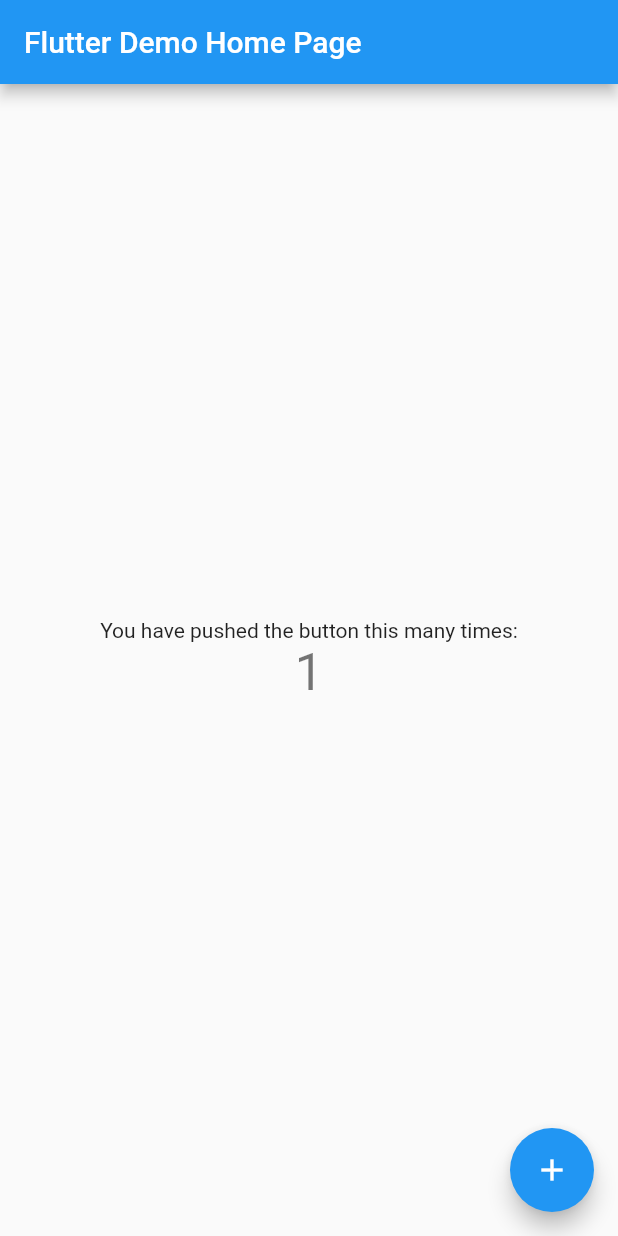
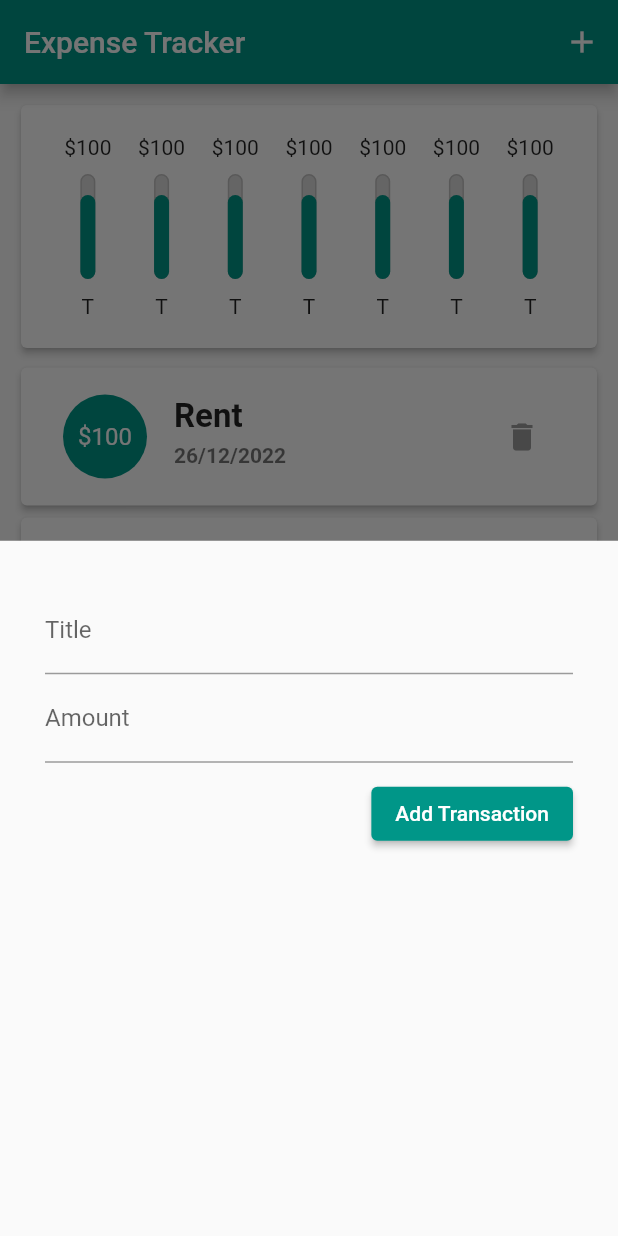
Before and after one commit to agnelrdx/flutter_apps, a Flutter app: the screen it shows after launch, after a tap on the "add" icon, on a phone screen of 412 x 824 dp. Run offline on Flutter 3.47's test engine with Material 2 defaults, Android fonts, the phone set to English and light mode, and no system bars.

Commit message:
expense tracker wip

```diff
--- a/expense_app/lib/main.dart
+++ b/expense_app/lib/main.dart
@@ -1,115 +1,85 @@
 import 'package:flutter/material.dart';
 
+import 'widgets/weekly_expenses.dart';
+import 'widgets/expenses.dart';
+import 'widgets/add_expense.dart';
+
 void main() {
-  runApp(const MyApp());
+  runApp(const ExpenseApp());
 }
 
-class MyApp extends StatelessWidget {
-  const MyApp({super.key});
+class ExpenseApp extends StatelessWidget {
+  const ExpenseApp({super.key});
 
-  // This widget is the root of your application.
   @override
   Widget build(BuildContext context) {
     return MaterialApp(
-      title: 'Flutter Demo',
+      title: 'Expense Tracker',
       theme: ThemeData(
-        // This is the theme of your application.
-        //
-        // Try running your application with "flutter run". You'll see the
-        // application has a blue toolbar. Then, without quitting the app, try
-        // changing the primarySwatch below to Colors.green and then invoke
-        // "hot reload" (press "r" in the console where you ran "flutter run",
-        // or simply save your changes to "hot reload" in a Flutter IDE).
-        // Notice that the counter didn't reset back to zero; the application
-        // is not restarted.
-        primarySwatch: Colors.blue,
+        primaryColor: Colors.teal,
+        appBarTheme: const AppBarTheme(
+          backgroundColor: Colors.teal,
+        ),
       ),
-      home: const MyHomePage(title: 'Flutter Demo Home Page'),
+      home: const ExpenseAppPage(),
     );
   }
 }
 
-class MyHomePage extends StatefulWidget {
-  const MyHomePage({super.key, required this.title});
+class ExpenseAppPage extends StatelessWidget {
+  const ExpenseAppPage({super.key});
 
-  // This widget is the home page of your application. It is stateful, meaning
-  // that it has a State object (defined below) that contains fields that affect
-  // how it looks.
-
-  // This class is the configuration for the state. It holds the values (in this
-  // case the title) provided by the parent (in this case the App widget) and
-  // used by the build method of the State. Fields in a Widget subclass are
-  // always marked "final".
-
-  final String title;
-
-  @override
-  State<MyHomePage> createState() => _MyHomePageState();
-}
-
-class _MyHomePageState extends State<MyHomePage> {
-  int _counter = 0;
-
-  void _incrementCounter() {
-    setState(() {
-      // This call to setState tells the Flutter framework that something has
-      // changed in this State, which causes it to rerun the build method below
-      // so that the display can reflect the updated values. If we changed
-      // _counter without calling setState(), then the build method would not be
-      // called again, and so nothing would appear to happen.
-      _counter++;
-    });
+  Future<void> _addExpense(BuildContext ctx) async {
+    await showModalBottomSheet(
+      context: ctx,
+      builder: (_) {
+        return GestureDetector(
+          onTap: () {},
+          behavior: HitTestBehavior.opaque,
+          child: const AddExpense(),
+        );
+      },
+    );
   }
 
   @override
   Widget build(BuildContext context) {
-    // This method is rerun every time setState is called, for instance as done
-    // by the _incrementCounter method above.
-    //
-    // The Flutter framework has been optimized to make rerunning build methods
-    // fast, so that you can just rebuild anything that needs updating rather
-    // than having to individually change instances of widgets.
+    final mediaQuery = MediaQuery.of(context);
+
     return Scaffold(
       appBar: AppBar(
-        // Here we take the value from the MyHomePage object that was created by
-        // the App.build method, and use it to set our appbar title.
-        title: Text(widget.title),
+        title: const Text('Expense Tracker'),
+        actions: [
+          IconButton(
+            icon: const Icon(Icons.add),
+            onPressed: () => _addExpense(context),
+          ),
+        ],
       ),
-      body: Center(
-        // Center is a layout widget. It takes a single child and positions it
-        // in the middle of the parent.
+      body: Padding(
+        padding: const EdgeInsets.all(10),
         child: Column(
-          // Column is also a layout widget. It takes a list of children and
-          // arranges them vertically. By default, it sizes itself to fit its
-          // children horizontally, and tries to be as tall as its parent.
-          //
-          // Invoke "debug painting" (press "p" in the console, choose the
-          // "Toggle Debug Paint" action from the Flutter Inspector in Android
-          // Studio, or the "Toggle Debug Paint" command in Visual Studio Code)
-          // to see the wireframe for each widget.
-          //
-          // Column has various properties to control how it sizes itself and
-          // how it positions its children. Here we use mainAxisAlignment to
-          // center the children vertically; the main axis here is the vertical
-          // axis because Columns are vertical (the cross axis would be
-          // horizontal).
-          mainAxisAlignment: MainAxisAlignment.center,
-          children: <Widget>[
-            const Text(
-              'You have pushed the button this many times:',
+          children: [
+            const Card(
+              elevation: 2,
+              child: WeeklyExpenses(),
             ),
-            Text(
-              '$_counter',
-              style: Theme.of(context).textTheme.headline4,
+            const SizedBox(
+              height: 5,
             ),
+            SizedBox(
+              height: (mediaQuery.size.height - mediaQuery.padding.top) * 0.7,
+              child: const Expenses(),
+            )
           ],
         ),
       ),
+      floatingActionButtonLocation: FloatingActionButtonLocation.endFloat,
       floatingActionButton: FloatingActionButton(
-        onPressed: _incrementCounter,
-        tooltip: 'Increment',
+        backgroundColor: Theme.of(context).primaryColor,
+        onPressed: () => _addExpense(context),
         child: const Icon(Icons.add),
-      ), // This trailing comma makes auto-formatting nicer for build methods.
+      ),
     );
   }
 }
--- /dev/null
+++ b/expense_app/lib/widgets/add_expense.dart
@@ -0,0 +1,47 @@
+import 'package:flutter/material.dart';
+
+class AddExpense extends StatefulWidget {
+  const AddExpense({super.key});
+
+  @override
+  State<StatefulWidget> createState() => _AddExpenseState();
+}
+
+class _AddExpenseState extends State<AddExpense> {
+  final _titleController = TextEditingController();
+  final _amountController = TextEditingController();
+
+  @override
+  Widget build(BuildContext context) {
+    return Padding(
+      padding: const EdgeInsets.all(30),
+      child: Column(
+        crossAxisAlignment: CrossAxisAlignment.end,
+        children: [
+          TextField(
+            decoration: const InputDecoration(labelText: 'Title'),
+            controller: _titleController,
+            onSubmitted: (_) => {},
+          ),
+          TextField(
+            decoration: const InputDecoration(labelText: 'Amount'),
+            controller: _amountController,
+            keyboardType: TextInputType.number,
+            onSubmitted: (_) => {},
+            // onChanged: (val) => amountInput = val,
+          ),
+          const SizedBox(
+            height: 10,
+          ),
+          ElevatedButton(
+            onPressed: () => {},
+            style: ElevatedButton.styleFrom(
+              backgroundColor: Theme.of(context).primaryColor,
+            ),
+            child: const Text('Add Transaction'),
+          ),
+        ],
+      ),
+    );
+  }
+}
--- /dev/null
+++ b/expense_app/lib/widgets/chart_bar.dart
@@ -0,0 +1,54 @@
+import 'package:flutter/material.dart';
+
+class ChartBar extends StatelessWidget {
+  const ChartBar({super.key});
+
+  @override
+  Widget build(BuildContext context) {
+    return Flexible(
+      fit: FlexFit.tight,
+      child: Column(
+        children: [
+          const FittedBox(
+            child: Text('\$100'),
+          ),
+          const SizedBox(
+            height: 10,
+          ),
+          SizedBox(
+            width: 10,
+            height: 70,
+            child: Stack(
+              alignment: Alignment.bottomCenter,
+              children: [
+                Container(
+                  decoration: BoxDecoration(
+                    border: Border.all(
+                      color: const Color.fromARGB(255, 195, 194, 194),
+                      width: 1.0,
+                    ),
+                    color: const Color.fromRGBO(220, 220, 220, 1),
+                    borderRadius: BorderRadius.circular(10),
+                  ),
+                ),
+                FractionallySizedBox(
+                  heightFactor: 0.8,
+                  child: Container(
+                    decoration: BoxDecoration(
+                      color: Theme.of(context).primaryColor,
+                      borderRadius: BorderRadius.circular(10),
+                    ),
+                  ),
+                ),
+              ],
+            ),
+          ),
+          const SizedBox(
+            height: 10,
+          ),
+          const Text('T'),
+        ],
+      ),
+    );
+  }
+}
--- /dev/null
+++ b/expense_app/lib/widgets/expenses.dart
@@ -0,0 +1,57 @@
+import 'package:flutter/material.dart';
+
+class Expenses extends StatelessWidget {
+  const Expenses({super.key});
+
+  @override
+  Widget build(BuildContext context) {
+    return ListView.builder(
+      itemBuilder: (ctx, index) {
+        return Card(
+          elevation: 2,
+          child: Padding(
+            padding: const EdgeInsets.all(10),
+            child: ListTile(
+              leading: CircleAvatar(
+                backgroundColor: Theme.of(context).primaryColor,
+                radius: 30,
+                child: const Padding(
+                  padding: EdgeInsets.all(3),
+                  child: FittedBox(
+                    child: Text(
+                      '\$100',
+                      style: TextStyle(
+                        color: Colors.white,
+                      ),
+                    ),
+                  ),
+                ),
+              ),
+              title: const Padding(
+                padding: EdgeInsets.only(bottom: 5),
+                child: Text(
+                  'Rent',
+                  style: TextStyle(
+                    fontSize: 22,
+                    fontWeight: FontWeight.w600,
+                  ),
+                ),
+              ),
+              subtitle: const Text('26/12/2022',
+                  style: TextStyle(
+                    fontSize: 14,
+                    fontWeight: FontWeight.w600,
+                  )),
+              trailing: IconButton(
+                icon: const Icon(Icons.delete),
+                color: Colors.grey,
+                onPressed: () => {},
+              ),
+            ),
+          ),
+        );
+      },
+      itemCount: 20,
+    );
+  }
+}
--- /dev/null
+++ b/expense_app/lib/widgets/weekly_expenses.dart
@@ -0,0 +1,26 @@
+import 'package:flutter/material.dart';
+
+import './chart_bar.dart';
+
+class WeeklyExpenses extends StatelessWidget {
+  const WeeklyExpenses({super.key});
+
+  @override
+  Widget build(BuildContext context) {
+    return Container(
+      padding: const EdgeInsets.all(20),
+      child: Row(
+        mainAxisAlignment: MainAxisAlignment.spaceAround,
+        children: const [
+          ChartBar(),
+          ChartBar(),
+          ChartBar(),
+          ChartBar(),
+          ChartBar(),
+          ChartBar(),
+          ChartBar(),
+        ],
+      ),
+    );
+  }
+}
```
Also changed, not shown: 2 other files.
